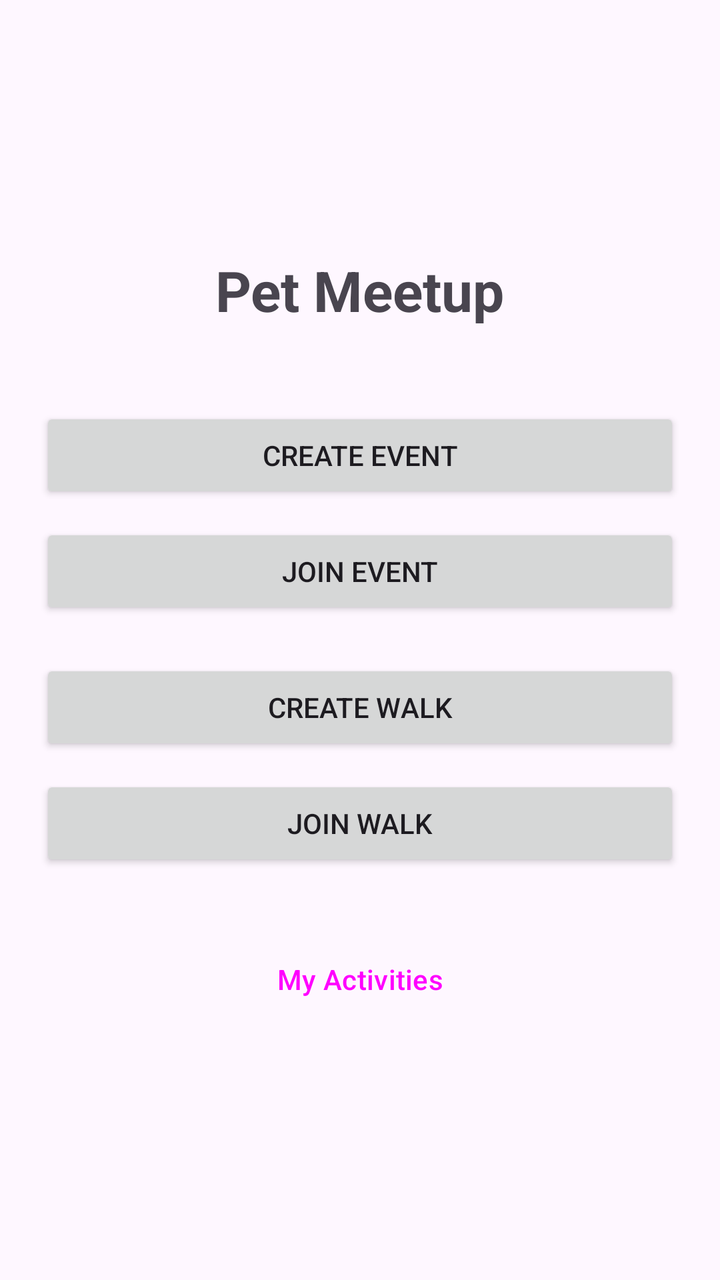
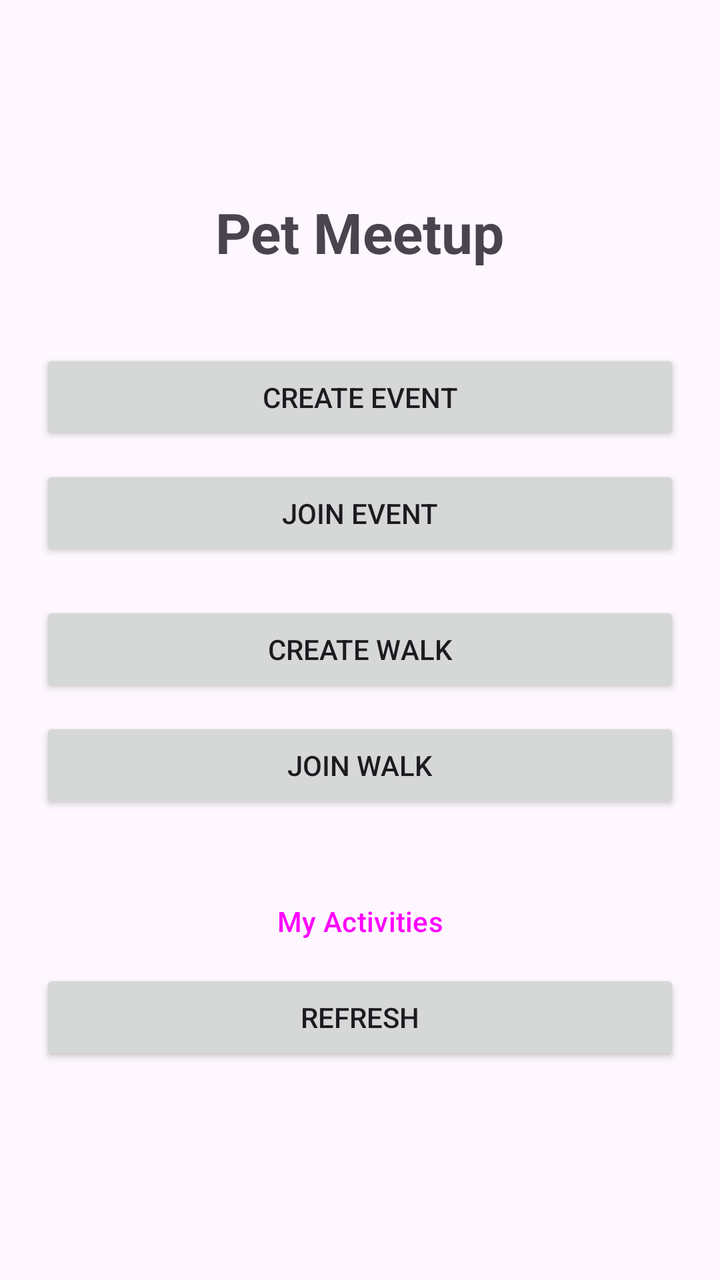

Compare the two renders of this Android layout. The source of the first and the diff that turns it into the second are given below.
<!-- AndroidManifest.xml: application theme Theme.COSC341_Step4 -->
<!-- res/layout/fragment_event_walk_profile.xml -->
<?xml version="1.0" encoding="utf-8"?>
<LinearLayout xmlns:android="http://schemas.android.com/apk/res/android"
    xmlns:app="http://schemas.android.com/apk/res-auto"
    android:layout_width="match_parent"
    android:layout_height="match_parent"
    android:orientation="vertical"
    android:padding="20dp"
    android:gravity="center">

    <TextView
        android:layout_width="wrap_content"
        android:layout_height="wrap_content"
        android:text="Pet Meetup"
        android:textSize="28sp"
        android:textStyle="bold"
        android:layout_marginBottom="40dp" />

    <Button
        android:id="@+id/btn_create_event"
        android:layout_width="match_parent"
        android:layout_height="wrap_content"
        android:text="Create Event"
        android:layout_marginBottom="10dp" />

    <Button
        android:id="@+id/btn_join_event"
        android:layout_width="match_parent"
        android:layout_height="wrap_content"
        android:text="Join Event"
        android:layout_marginBottom="20dp" />

    <Button
        android:id="@+id/btn_create_walk"
        android:layout_width="match_parent"
        android:layout_height="wrap_content"
        android:text="Create Walk"
        android:layout_marginBottom="10dp" />

    <Button
        android:id="@+id/btn_join_walk"
        android:layout_width="match_parent"
        android:layout_height="wrap_content"
        android:text="Join Walk"
        android:layout_marginBottom="30dp" />

    <Button
        android:id="@+id/btn_my_activities"
        android:layout_width="match_parent"
        android:layout_height="wrap_content"
        android:text="My Activities"
        style="@style/Widget.Material3.Button.OutlinedButton" />

</LinearLayout>
<!-- resources referenced by this layout -->
<resources>
  <style name="Theme.COSC341_Step4" parent="Base.Theme.COSC341_Step4" />
  <style name="Base.Theme.COSC341_Step4" parent="Theme.Material3.DayNight.NoActionBar">
          
          
      </style>
</resources>

<!-- the commit's change to res/layout/fragment_event_walk_profile.xml (unified diff, before → after) -->
@@ -50,4 +50,11 @@
         android:text="My Activities"
         style="@style/Widget.Material3.Button.OutlinedButton" />
 
+    <Button
+        android:id="@+id/btn_refresh"
+        android:layout_width="match_parent"
+        android:layout_height="wrap_content"
+        android:text="Refresh"
+        android:layout_marginBottom="10dp" />
+
 </LinearLayout>
